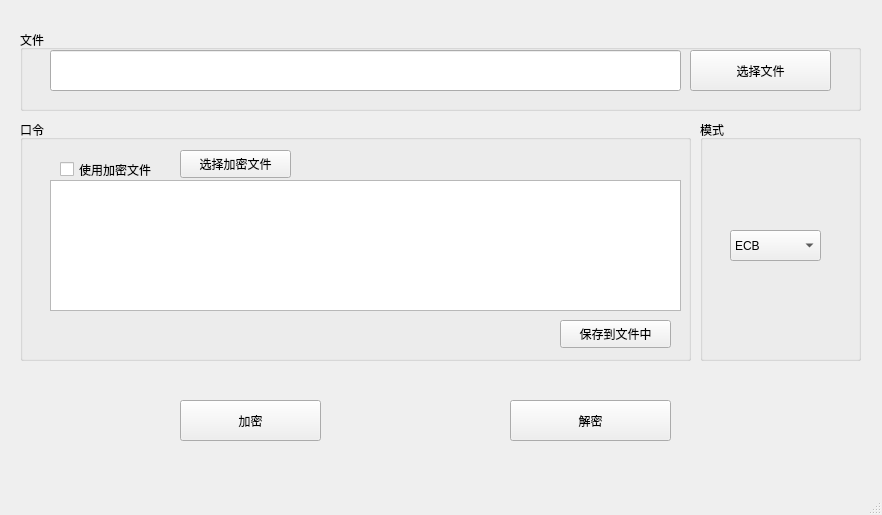
This is AESandSHA/mainwindow.ui in congweiH/bishe as Qt 5 draws it before an edit. The edited form follows.
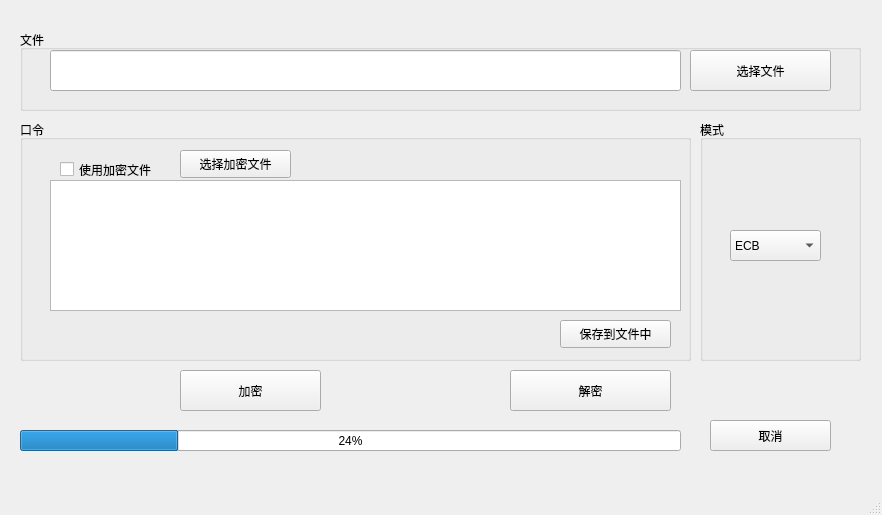
This is the edited form.

Patch:
```diff
--- a/AESandSHA/mainwindow.ui
+++ b/AESandSHA/mainwindow.ui
@@ -18,7 +18,7 @@
     <property name="geometry">
      <rect>
       <x>180</x>
-      <y>400</y>
+      <y>370</y>
       <width>141</width>
       <height>41</height>
      </rect>
@@ -31,7 +31,7 @@
     <property name="geometry">
      <rect>
       <x>510</x>
-      <y>400</y>
+      <y>370</y>
       <width>161</width>
       <height>41</height>
      </rect>
@@ -186,6 +186,32 @@
      </item>
     </widget>
    </widget>
+   <widget class="QProgressBar" name="progressBar">
+    <property name="geometry">
+     <rect>
+      <x>20</x>
+      <y>430</y>
+      <width>661</width>
+      <height>21</height>
+     </rect>
+    </property>
+    <property name="value">
+     <number>24</number>
+    </property>
+   </widget>
+   <widget class="QPushButton" name="pB_cancle">
+    <property name="geometry">
+     <rect>
+      <x>710</x>
+      <y>420</y>
+      <width>121</width>
+      <height>31</height>
+     </rect>
+    </property>
+    <property name="text">
+     <string>取消</string>
+    </property>
+   </widget>
   </widget>
   <widget class="QMenuBar" name="menubar">
    <property name="geometry">
```
